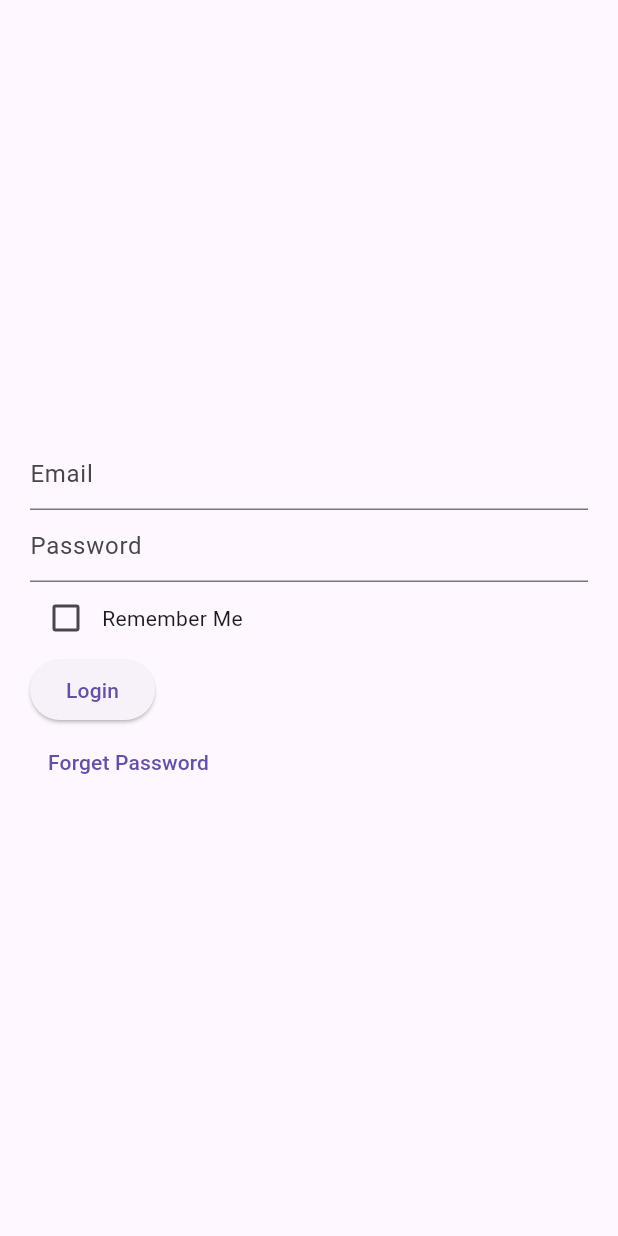
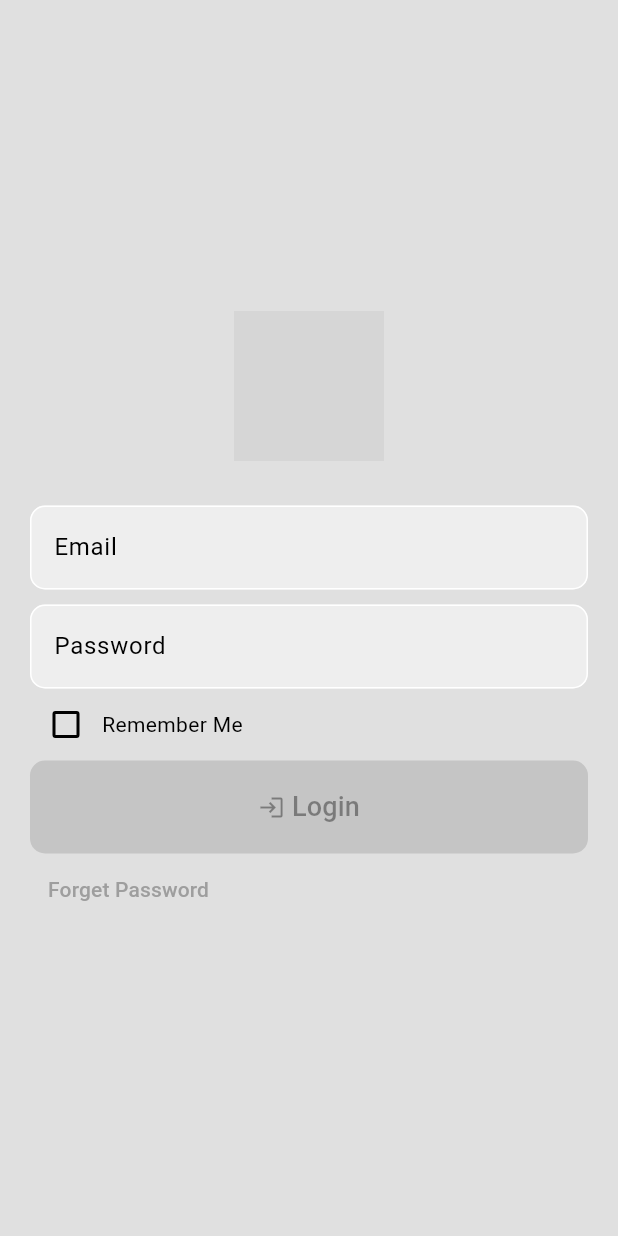
Before and after one commit to IkramKhan-DevOps/fld_mobile, a Flutter app: the screen it shows after launch, on a phone screen of 412 x 824 dp. Run offline on Flutter 3.47's test engine with Material 3 defaults, Android fonts, the phone set to English and light mode, and no system bars; network calls fail; grey boxes are pictures that could not be loaded.

Commit message:
FEAT: theme settings - 1

```diff
--- a/lib/features/auth/login.dart
+++ b/lib/features/auth/login.dart
@@ -1,13 +1,16 @@
+import 'package:fld/widgets/button_widgets.dart';
 import 'package:flutter/material.dart';
+
+import '../../widgets/input_field_widgets.dart';
 
 class LoginScreen extends StatelessWidget {
   const LoginScreen({super.key});
 
   @override
   Widget build(BuildContext context) {
-
     // [email, password, forget password link, login button, remember me checkbox]
     return Scaffold(
+      backgroundColor: Theme.of(context).colorScheme.background,
       body: SafeArea(
         child: Padding(
           padding: const EdgeInsets.all(20),
@@ -16,15 +19,25 @@ class LoginScreen extends StatelessWidget {
               mainAxisAlignment: MainAxisAlignment.center,
               crossAxisAlignment: CrossAxisAlignment.start,
               children: [
-                TextField(
-                  decoration: InputDecoration(
-                    hintText: 'Email',
+                Center(
+                  child: Image.network(
+                    'https://fldai.org/static/logo.png',
+                    height: 100,
                   ),
                 ),
-                TextField(
-                  decoration: InputDecoration(
-                    hintText: 'Password',
-                  ),
+                const SizedBox(height: 30),
+
+                FLDTextFormField(
+                  hintText: "Email",
+                  prefixIcon: Icons.email,
+                  keyboardType: TextInputType.emailAddress,
+                ),
+                const SizedBox(height: 10),
+                FLDTextFormField(
+                  hintText: "Password",
+                  prefixIcon: Icons.lock,
+                  obscureText: true,
+                  keyboardType: TextInputType.text,
                 ),
                 Row(
                   children: [
@@ -35,10 +48,7 @@ class LoginScreen extends StatelessWidget {
                     Text('Remember Me'),
                   ],
                 ),
-                ElevatedButton(
-                  onPressed: () {},
-                  child: Text('Login'),
-                ),
+                FLDElevatedButton(title: "Login", icon: Icons.login),
                 TextButton(
                   onPressed: () {},
                   child: Text('Forget Password'),
--- /dev/null
+++ b/lib/globals/theme.dart
@@ -0,0 +1,35 @@
+import 'package:flutter/material.dart';
+
+class ThemeClass{
+
+  static ThemeData lightMode = ThemeData(
+      scaffoldBackgroundColor: Colors.white,
+      colorScheme: ColorScheme.light(
+        background: Colors.grey.shade300,
+        primary: Colors.grey.shade500,
+        secondary: Colors.grey.shade200,
+        tertiary: Colors.white,
+        inversePrimary: Colors.grey.shade900,
+      ),
+  );
+
+  static ThemeData darkMode = ThemeData(
+      scaffoldBackgroundColor: Colors.black,
+      colorScheme: ColorScheme.dark(
+        primary: Colors.white,
+        onPrimary: Colors.black,
+        secondary: Colors.white,
+        onSecondary: Colors.black,
+        background: Colors.black,
+        onBackground: Colors.white,
+        surface: Colors.black,
+        onSurface: Colors.white,
+        error: Colors.white,
+        onError: Colors.black,
+        brightness: Brightness.dark,
+      ),
+      appBarTheme: AppBarTheme(
+        backgroundColor: Colors.black,
+      )
+  );
+}
--- a/lib/main.dart
+++ b/lib/main.dart
@@ -1,7 +1,7 @@
-import 'package:fld/features/auth/login.dart';
-import 'package:fld/features/dashboard/dashboard_screen.dart';
 import 'package:fld/globals/routes.dart';
 import 'package:flutter/material.dart';
+
+import 'globals/theme.dart';
 
 void main() {
   runApp(const MyApp());
@@ -15,6 +15,9 @@ class MyApp extends StatelessWidget {
     return MaterialApp(
       initialRoute: AppRoutes.loginScreen,
       routes: AppRoutes.routes,
+      themeMode:ThemeMode.system,
+      theme: ThemeClass.lightMode,
+      darkTheme: ThemeClass.darkMode,
     );
   }
 }
--- /dev/null
+++ b/lib/widgets/button_widgets.dart
@@ -0,0 +1,42 @@
+import 'package:flutter/material.dart';
+
+class FLDElevatedButton extends StatelessWidget {
+  final String title;
+  final IconData icon;
+  final Color? backgroundColor;
+  final Color? foregroundColor;
+  final EdgeInsets? padding;
+  final void Function()? onPressed;
+
+  const FLDElevatedButton({
+    Key? key,
+    required this.title,
+    required this.icon,
+    this.backgroundColor,
+    this.foregroundColor,
+    this.padding,
+    this.onPressed,
+  }) : super(key: key);
+
+  @override
+  Widget build(BuildContext context) {
+    return ElevatedButton(
+        onPressed: onPressed,
+        style: ElevatedButton.styleFrom(
+          backgroundColor: backgroundColor ?? Theme.of(context).colorScheme.primary,
+          foregroundColor: foregroundColor ?? Theme.of(context).colorScheme.secondary,
+          padding: padding ?? const EdgeInsets.all(18),
+          shape: RoundedRectangleBorder(
+            borderRadius: BorderRadius.circular(10),
+          ),
+        ),
+        child: Row(
+          mainAxisAlignment: MainAxisAlignment.center,
+          children: [
+            Icon(icon, size: 18),
+            Text(" $title", style: TextStyle(fontSize: 18)),
+          ],
+        )
+    );
+  }
+}
--- /dev/null
+++ b/lib/widgets/input_field_widgets.dart
@@ -0,0 +1,56 @@
+import 'package:flutter/material.dart';
+
+class FLDTextFormField extends StatelessWidget {
+
+  final Key? key;
+  final String hintText;
+  final IconData prefixIcon;
+  final bool? obscureText;
+  final GlobalKey<FormFieldState>? formFieldKey;
+  final TextInputType? keyboardType;
+  final TextEditingController? controller;
+  final FocusNode? focusNode;
+  final Widget? suffix;
+
+  FLDTextFormField({
+    this.key,
+    required this.hintText,
+    required this.prefixIcon,
+    this.obscureText = false,
+    this.formFieldKey,
+    this.keyboardType = TextInputType.text,
+    this.controller,
+    this.focusNode,
+    this.suffix,
+  }): super(key: key);
+
+  @override
+  Widget build(BuildContext context) {
+    return TextFormField(
+      obscureText: obscureText!,
+      controller: controller,
+      focusNode: focusNode,
+      keyboardType: keyboardType,
+      decoration: InputDecoration(
+        hintText: hintText,
+        hintStyle: TextStyle(
+          color: Theme.of(context).colorScheme.onBackground,
+        ),
+        enabledBorder: OutlineInputBorder(
+          borderRadius: BorderRadius.circular(10),
+          borderSide: BorderSide(
+            color: Theme.of(context).colorScheme.tertiary,
+          ),
+        ),
+        focusedBorder: OutlineInputBorder(
+          borderRadius: BorderRadius.circular(10),
+          borderSide: BorderSide(
+            color: Theme.of(context).colorScheme.primary,
+          ),
+        ),
+        filled: true,
+        fillColor: Theme.of(context).colorScheme.secondary,
+      ),
+    );
+  }
+}
```
Also changed, not shown: assets/images/logo.png (added), assets/images/long_logo.png (added).
